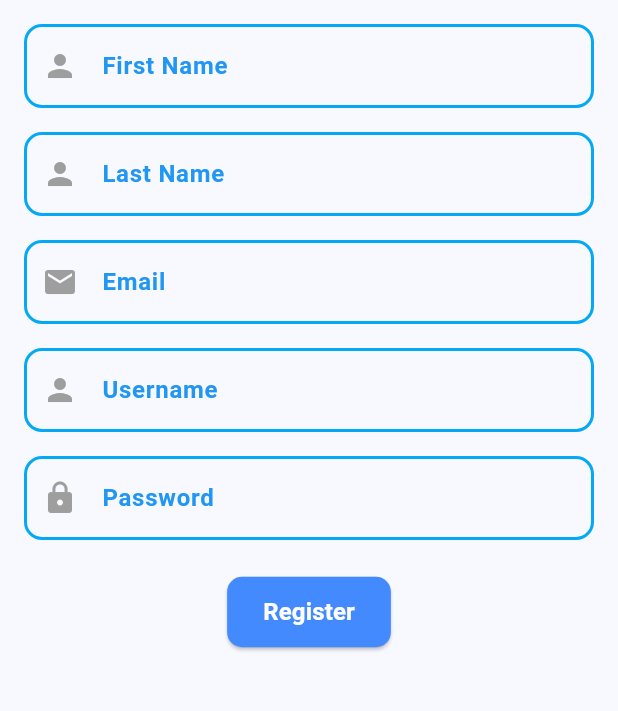
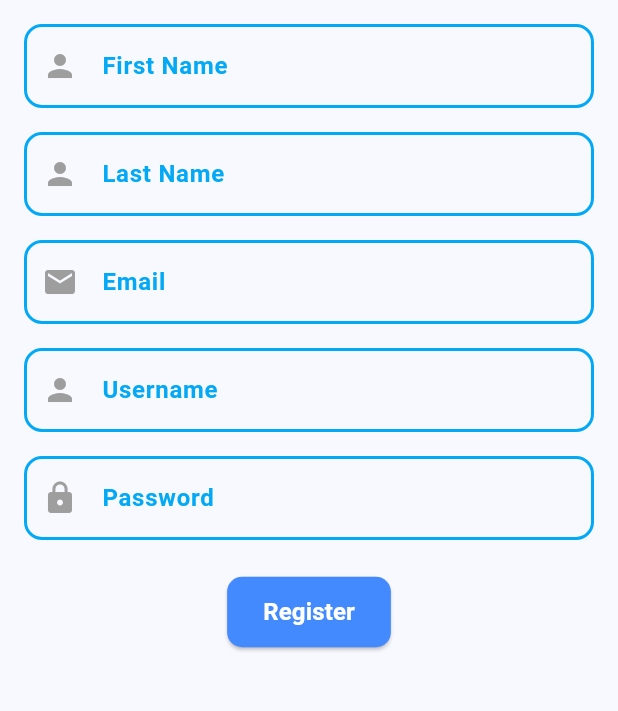
Before and after one commit to aramirezf05/FitlifeFlutterProject, a Flutter app: the screen it shows after launch, after a tap on "Register", on a phone screen of 412 x 824 dp, the part 84-795 px from its top. Run offline on Flutter 3.47's test engine with Material 3 defaults, Android fonts, the light colour scheme and no system bars.

Commit message:
Adjust color scheme

```diff
--- a/lib/main.dart
+++ b/lib/main.dart
@@ -35,14 +35,14 @@ class _MyAppState extends State<MyApp> {
           seedColor: Colors.blue,
           primary: Colors.lightBlue,
           secondary: Colors.black,
-          tertiary: Colors.blue,
+          tertiary: Colors.lightBlue.shade50,
           brightness: Brightness.light
         ),
       ),
       darkTheme: ThemeData(
         colorScheme: ColorScheme.fromSeed(
           seedColor: Colors.blue,
-          primary: Colors.deepPurple,
+          primary: Colors.blue,
           secondary: Colors.black,
           tertiary: Colors.blue,
           brightness: Brightness.dark,
@@ -190,6 +190,7 @@ class _MyHomePageState extends State<MyHomePage> {
       itemBuilder: (context, index) {
         final routine = widget.user.routines[index];
         return Card(
+          color: Theme.of(context).colorScheme.tertiary,
           margin: const EdgeInsets.symmetric(vertical: 8.0, horizontal: 16.0),
           child: ListTile(
             title: Text(routine.name),
--- a/lib/screens/login/login_screen.dart
+++ b/lib/screens/login/login_screen.dart
@@ -55,7 +55,7 @@ class _LoginScreenState extends State<LoginScreen> {
                   borderRadius: BorderRadius.circular(10),
                 ),
                 shadowColor: Colors.blueGrey,
-                elevation: 5, // Núm. de elevación de la sombra
+                elevation: 5,
               ),
               child: Text(
                 'Login',
--- a/lib/screens/workout/exercise/exercise_card.dart
+++ b/lib/screens/workout/exercise/exercise_card.dart
@@ -21,7 +21,7 @@ class ExerciseCard extends StatelessWidget {
   @override
   Widget build(BuildContext context) {
     return Card(
-      color: Colors.lightBlue.shade50,
+      color: Theme.of(context).colorScheme.tertiary,
       child: InkWell(
         onTap: () => _handleCardTap(context, exercise),
         child: Center(
--- a/lib/utils/fitlife_input_textfield.dart
+++ b/lib/utils/fitlife_input_textfield.dart
@@ -12,13 +12,12 @@ Widget fitLifeTextField({
   IconData? prefixIcon,
 }) {
   var primaryColor = Theme.of(context).colorScheme.primary;
-  var tertiaryColor = Theme.of(context).colorScheme.tertiary;
 
   return TextField(
     controller: controller,
     decoration: InputDecoration(
       labelText: labelText,
-      labelStyle: TextStyle(color: tertiaryColor, fontWeight: FontWeight.bold),
+      labelStyle: TextStyle(color: primaryColor, fontWeight: FontWeight.bold),
       enabledBorder: OutlineInputBorder(
         borderSide: BorderSide(color: primaryColor, width: sizeDouble_2),
         borderRadius: BorderRadius.circular(sizeDouble_12),
@@ -39,13 +38,12 @@ Widget fitLifePasswordTextField({
   IconData? prefixIcon,
 }) {
   var primaryColor = Theme.of(context).colorScheme.primary;
-  var tertiaryColor = Theme.of(context).colorScheme.tertiary;
 
   return TextField(
     controller: controller,
     decoration: InputDecoration(
       labelText: labelText,
-      labelStyle: TextStyle(color: tertiaryColor, fontWeight: FontWeight.bold),
+      labelStyle: TextStyle(color: primaryColor, fontWeight: FontWeight.bold),
       enabledBorder: OutlineInputBorder(
         borderSide: BorderSide(color: primaryColor, width: sizeDouble_2),
         borderRadius: BorderRadius.circular(sizeDouble_12),
@@ -67,14 +65,13 @@ Widget fitLifeEmailTextField({
   IconData? prefixIcon,
 }) {
   var primaryColor = Theme.of(context).colorScheme.primary;
-  var tertiaryColor = Theme.of(context).colorScheme.tertiary;
 
   return TextField(
     controller: controller,
     keyboardType: TextInputType.emailAddress,
     decoration: InputDecoration(
       labelText: labelText,
-      labelStyle: TextStyle(color: tertiaryColor, fontWeight: FontWeight.bold),
+      labelStyle: TextStyle(color: primaryColor, fontWeight: FontWeight.bold),
       enabledBorder: OutlineInputBorder(
         borderSide: BorderSide(color: primaryColor, width: sizeDouble_2),
         borderRadius: BorderRadius.circular(sizeDouble_12),
@@ -95,14 +92,13 @@ Widget fitLifeNumberTextField({
   IconData? prefixIcon,
 }) {
   var primaryColor = Theme.of(context).colorScheme.primary;
-  var tertiaryColor = Theme.of(context).colorScheme.tertiary;
 
   return TextField(
     controller: controller,
     keyboardType: TextInputType.number,
     decoration: InputDecoration(
       labelText: labelText,
-      labelStyle: TextStyle(color: tertiaryColor, fontWeight: FontWeight.bold),
+      labelStyle: TextStyle(color: primaryColor, fontWeight: FontWeight.bold),
       enabledBorder: OutlineInputBorder(
         borderSide: BorderSide(color: primaryColor, width: sizeDouble_2),
         borderRadius: BorderRadius.circular(sizeDouble_12),
```
